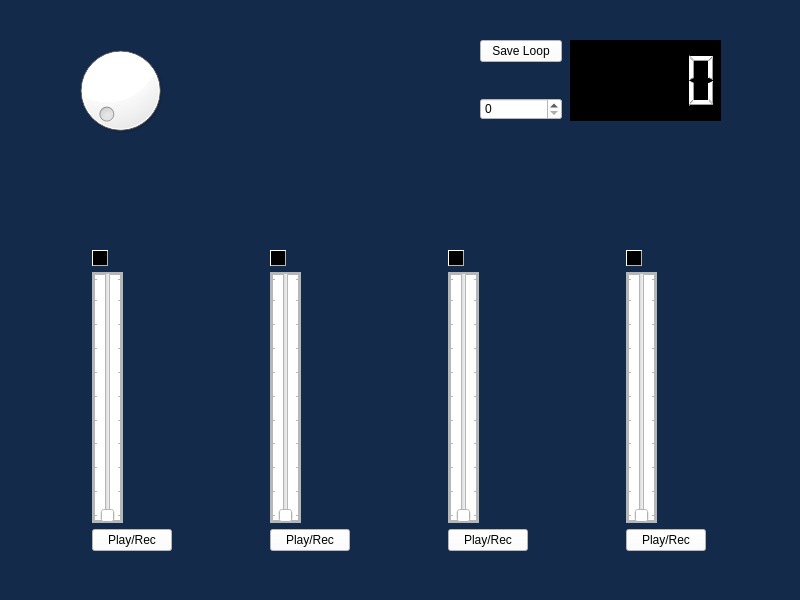
Before: the Qt Designer form src/mainwindow.ui in IIzw96/audio_station_loop, drawn with Qt 5.
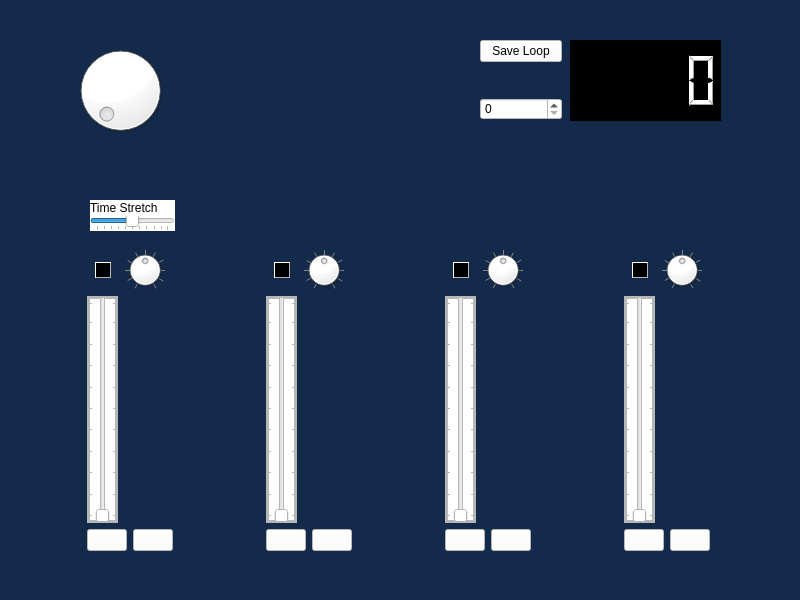
After: the same form once the commit is applied. Icons and pictures are not drawn.

Diff of the .ui file:
```diff
--- a/src/mainwindow.ui
+++ b/src/mainwindow.ui
@@ -44,7 +44,7 @@
 background-color: rgb(0, 0, 0);</string>
     </property>
    </widget>
-   <widget class="QWidget" name="">
+   <widget class="QWidget" name="layoutWidget">
     <property name="geometry">
      <rect>
       <x>0</x>
@@ -54,91 +54,31 @@
      </rect>
     </property>
     <layout class="QGridLayout" name="gridLayout">
-     <item row="0" column="0">
-      <widget class="QCheckBox" name="checkBox">
-       <property name="maximumSize">
-        <size>
-         <width>16</width>
-         <height>16777215</height>
-        </size>
-       </property>
-       <property name="styleSheet">
-        <string notr="true">border: 1px outset rgb(182, 182, 182);
-background-color: rgb(0, 0, 0);
-color: rgb(255, 255, 255);</string>
-       </property>
-       <property name="text">
-        <string/>
-       </property>
-      </widget>
-     </item>
-     <item row="0" column="1">
-      <widget class="QCheckBox" name="checkBox_2">
-       <property name="maximumSize">
-        <size>
-         <width>16</width>
-         <height>16777215</height>
-        </size>
-       </property>
-       <property name="styleSheet">
-        <string notr="true">border: 1px outset rgb(182, 182, 182);
-background-color: rgb(0, 0, 0);
-color: rgb(255, 255, 255);</string>
-       </property>
-       <property name="text">
-        <string/>
-       </property>
-      </widget>
-     </item>
-     <item row="0" column="2">
-      <widget class="QCheckBox" name="checkBox_3">
-       <property name="maximumSize">
-        <size>
-         <width>16</width>
-         <height>16777215</height>
-        </size>
-       </property>
-       <property name="styleSheet">
-        <string notr="true">border: 1px outset rgb(182, 182, 182);
-background-color: rgb(0, 0, 0);
-color: rgb(255, 255, 255);</string>
-       </property>
-       <property name="text">
-        <string/>
-       </property>
-      </widget>
-     </item>
-     <item row="0" column="3">
-      <widget class="QCheckBox" name="checkBox_4">
-       <property name="maximumSize">
-        <size>
-         <width>16</width>
-         <height>16777215</height>
-        </size>
-       </property>
-       <property name="styleSheet">
-        <string notr="true">border: 1px outset rgb(182, 182, 182);
-background-color: rgb(0, 0, 0);
-color: rgb(255, 255, 255);</string>
-       </property>
-       <property name="text">
-        <string/>
-       </property>
-      </widget>
-     </item>
-     <item row="1" column="0">
-      <widget class="QSlider" name="verticalSlider">
-       <property name="styleSheet">
-        <string notr="true">background-color: rgb(255, 255, 255);
-border: 3px solid rgb(182, 182, 182);</string>
-       </property>
-       <property name="orientation">
-        <enum>Qt::Vertical</enum>
-       </property>
-       <property name="tickPosition">
-        <enum>QSlider::TicksBothSides</enum>
-       </property>
-      </widget>
+     <item row="3" column="0">
+      <layout class="QHBoxLayout" name="horizontalLayout">
+       <item>
+        <widget class="QPushButton" name="playButton_1">
+         <property name="styleSheet">
+          <string notr="true">background-color: rgb(255, 255, 255);
+image: url(:/img/icons8-play-button-24.png);</string>
+         </property>
+         <property name="text">
+          <string/>
+         </property>
+        </widget>
+       </item>
+       <item>
+        <widget class="QPushButton" name="recButton_1">
+         <property name="styleSheet">
+          <string notr="true">image: url(:/img/icons8-record-48.png);
+background-color: rgb(255, 255, 255);</string>
+         </property>
+         <property name="text">
+          <string/>
+         </property>
+        </widget>
+       </item>
+      </layout>
      </item>
      <item row="1" column="1">
       <widget class="QSlider" name="verticalSlider_2">
@@ -154,8 +94,34 @@
        </property>
       </widget>
      </item>
-     <item row="1" column="2">
-      <widget class="QSlider" name="verticalSlider_3">
+     <item row="3" column="2">
+      <layout class="QHBoxLayout" name="horizontalLayout_3">
+       <item>
+        <widget class="QPushButton" name="playButton_3">
+         <property name="styleSheet">
+          <string notr="true">background-color: rgb(255, 255, 255);
+image: url(:/img/icons8-play-button-24.png);</string>
+         </property>
+         <property name="text">
+          <string/>
+         </property>
+        </widget>
+       </item>
+       <item>
+        <widget class="QPushButton" name="recButton_3">
+         <property name="styleSheet">
+          <string notr="true">image: url(:/img/icons8-record-48.png);
+background-color: rgb(255, 255, 255);</string>
+         </property>
+         <property name="text">
+          <string/>
+         </property>
+        </widget>
+       </item>
+      </layout>
+     </item>
+     <item row="1" column="0">
+      <widget class="QSlider" name="verticalSlider">
        <property name="styleSheet">
         <string notr="true">background-color: rgb(255, 255, 255);
 border: 3px solid rgb(182, 182, 182);</string>
@@ -182,50 +148,263 @@
        </property>
       </widget>
      </item>
-     <item row="2" column="0">
-      <widget class="QPushButton" name="pushButton">
+     <item row="3" column="1">
+      <layout class="QHBoxLayout" name="horizontalLayout_2">
+       <item>
+        <widget class="QPushButton" name="playButton_2">
+         <property name="styleSheet">
+          <string notr="true">background-color: rgb(255, 255, 255);
+image: url(:/img/icons8-play-button-24.png);</string>
+         </property>
+         <property name="text">
+          <string/>
+         </property>
+        </widget>
+       </item>
+       <item>
+        <widget class="QPushButton" name="recButton_2">
+         <property name="styleSheet">
+          <string notr="true">image: url(:/img/icons8-record-48.png);
+background-color: rgb(255, 255, 255);</string>
+         </property>
+         <property name="text">
+          <string/>
+         </property>
+        </widget>
+       </item>
+      </layout>
+     </item>
+     <item row="3" column="3">
+      <layout class="QHBoxLayout" name="horizontalLayout_4">
+       <item>
+        <widget class="QPushButton" name="playButton_4">
+         <property name="styleSheet">
+          <string notr="true">background-color: rgb(255, 255, 255);
+image: url(:/img/icons8-play-button-24.png);</string>
+         </property>
+         <property name="text">
+          <string/>
+         </property>
+        </widget>
+       </item>
+       <item>
+        <widget class="QPushButton" name="recButton_4">
+         <property name="styleSheet">
+          <string notr="true">image: url(:/img/icons8-record-48.png);
+background-color: rgb(255, 255, 255);</string>
+         </property>
+         <property name="text">
+          <string/>
+         </property>
+        </widget>
+       </item>
+      </layout>
+     </item>
+     <item row="1" column="2">
+      <widget class="QSlider" name="verticalSlider_3">
        <property name="styleSheet">
         <string notr="true">background-color: rgb(255, 255, 255);
-</string>
+border: 3px solid rgb(182, 182, 182);</string>
        </property>
-       <property name="text">
-        <string>Play/Rec</string>
+       <property name="orientation">
+        <enum>Qt::Vertical</enum>
        </property>
-      </widget>
-     </item>
-     <item row="2" column="1">
-      <widget class="QPushButton" name="pushButton_2">
-       <property name="styleSheet">
-        <string notr="true">background-color: rgb(255, 255, 255);</string>
+       <property name="tickPosition">
+        <enum>QSlider::TicksBothSides</enum>
        </property>
-       <property name="text">
-        <string>Play/Rec</string>
-       </property>
       </widget>
      </item>
-     <item row="2" column="2">
-      <widget class="QPushButton" name="pushButton_3">
-       <property name="styleSheet">
-        <string notr="true">background-color: rgb(255, 255, 255);</string>
-       </property>
-       <property name="text">
-        <string>Play/Rec</string>
-       </property>
-      </widget>
+     <item row="0" column="0">
+      <layout class="QHBoxLayout" name="horizontalLayout_5">
+       <item>
+        <widget class="QCheckBox" name="checkBox">
+         <property name="maximumSize">
+          <size>
+           <width>16</width>
+           <height>16777215</height>
+          </size>
+         </property>
+         <property name="styleSheet">
+          <string notr="true">border: 1px outset rgb(182, 182, 182);
+background-color: rgb(0, 0, 0);
+color: rgb(255, 255, 255);</string>
+         </property>
+         <property name="text">
+          <string/>
+         </property>
+        </widget>
+       </item>
+       <item>
+        <widget class="QDial" name="pan_1">
+         <property name="maximumSize">
+          <size>
+           <width>40</width>
+           <height>40</height>
+          </size>
+         </property>
+         <property name="styleSheet">
+          <string notr="true">background-color: rgb(255, 255, 255);</string>
+         </property>
+         <property name="value">
+          <number>50</number>
+         </property>
+         <property name="orientation">
+          <enum>Qt::Horizontal</enum>
+         </property>
+         <property name="notchTarget">
+          <double>10.000000000000000</double>
+         </property>
+         <property name="notchesVisible">
+          <bool>true</bool>
+         </property>
+        </widget>
+       </item>
+      </layout>
      </item>
-     <item row="2" column="3">
-      <widget class="QPushButton" name="pushButton_4">
-       <property name="styleSheet">
-        <string notr="true">background-color: rgb(255, 255, 255);</string>
-       </property>
-       <property name="text">
-        <string>Play/Rec</string>
-       </property>
-      </widget>
+     <item row="0" column="1">
+      <layout class="QHBoxLayout" name="horizontalLayout_6">
+       <item>
+        <widget class="QCheckBox" name="checkBox_2">
+         <property name="maximumSize">
+          <size>
+           <width>16</width>
+           <height>16777215</height>
+          </size>
+         </property>
+         <property name="styleSheet">
+          <string notr="true">border: 1px outset rgb(182, 182, 182);
+background-color: rgb(0, 0, 0);
+color: rgb(255, 255, 255);</string>
+         </property>
+         <property name="text">
+          <string/>
+         </property>
+        </widget>
+       </item>
+       <item>
+        <widget class="QDial" name="pan_2">
+         <property name="maximumSize">
+          <size>
+           <width>40</width>
+           <height>40</height>
+          </size>
+         </property>
+         <property name="styleSheet">
+          <string notr="true">background-color: rgb(255, 255, 255);</string>
+         </property>
+         <property name="value">
+          <number>50</number>
+         </property>
+         <property name="orientation">
+          <enum>Qt::Horizontal</enum>
+         </property>
+         <property name="notchTarget">
+          <double>10.000000000000000</double>
+         </property>
+         <property name="notchesVisible">
+          <bool>true</bool>
+         </property>
+        </widget>
+       </item>
+      </layout>
+     </item>
+     <item row="0" column="2">
+      <layout class="QHBoxLayout" name="horizontalLayout_7">
+       <item>
+        <widget class="QCheckBox" name="checkBox_3">
+         <property name="maximumSize">
+          <size>
+           <width>16</width>
+           <height>16777215</height>
+          </size>
+         </property>
+         <property name="styleSheet">
+          <string notr="true">border: 1px outset rgb(182, 182, 182);
+background-color: rgb(0, 0, 0);
+color: rgb(255, 255, 255);</string>
+         </property>
+         <property name="text">
+          <string/>
+         </property>
+        </widget>
+       </item>
+       <item>
+        <widget class="QDial" name="pan_3">
+         <property name="maximumSize">
+          <size>
+           <width>40</width>
+           <height>40</height>
+          </size>
+         </property>
+         <property name="styleSheet">
+          <string notr="true">background-color: rgb(255, 255, 255);</string>
+         </property>
+         <property name="value">
+          <number>50</number>
+         </property>
+         <property name="orientation">
+          <enum>Qt::Horizontal</enum>
+         </property>
+         <property name="notchTarget">
+          <double>10.000000000000000</double>
+         </property>
+         <property name="notchesVisible">
+          <bool>true</bool>
+         </property>
+        </widget>
+       </item>
+      </layout>
+     </item>
+     <item row="0" column="3">
+      <layout class="QHBoxLayout" name="horizontalLayout_8">
+       <item>
+        <widget class="QCheckBox" name="checkBox_4">
+         <property name="maximumSize">
+          <size>
+           <width>16</width>
+           <height>16777215</height>
+          </size>
+         </property>
+         <property name="styleSheet">
+          <string notr="true">border: 1px outset rgb(182, 182, 182);
+background-color: rgb(0, 0, 0);
+color: rgb(255, 255, 255);</string>
+         </property>
+         <property name="text">
+          <string/>
+         </property>
+        </widget>
+       </item>
+       <item>
+        <widget class="QDial" name="pan_4">
+         <property name="maximumSize">
+          <size>
+           <width>40</width>
+           <height>40</height>
+          </size>
+         </property>
+         <property name="styleSheet">
+          <string notr="true">background-color: rgb(255, 255, 255);</string>
+         </property>
+         <property name="value">
+          <number>50</number>
+         </property>
+         <property name="orientation">
+          <enum>Qt::Horizontal</enum>
+         </property>
+         <property name="notchTarget">
+          <double>10.000000000000000</double>
+         </property>
+         <property name="notchesVisible">
+          <bool>true</bool>
+         </property>
+        </widget>
+       </item>
+      </layout>
      </item>
     </layout>
    </widget>
-   <widget class="QWidget" name="">
+   <widget class="QWidget" name="layoutWidget">
     <property name="geometry">
      <rect>
       <x>480</x>
@@ -254,6 +433,62 @@
      </item>
     </layout>
    </widget>
+   <widget class="QSlider" name="horizontalSlider">
+    <property name="geometry">
+     <rect>
+      <x>90</x>
+      <y>210</y>
+      <width>85</width>
+      <height>21</height>
+     </rect>
+    </property>
+    <property name="maximumSize">
+     <size>
+      <width>85</width>
+      <height>80</height>
+     </size>
+    </property>
+    <property name="styleSheet">
+     <string notr="true">background-color: rgb(255, 255, 255);</string>
+    </property>
+    <property name="value">
+     <number>50</number>
+    </property>
+    <property name="orientation">
+     <enum>Qt::Horizontal</enum>
+    </property>
+    <property name="invertedAppearance">
+     <bool>false</bool>
+    </property>
+    <property name="invertedControls">
+     <bool>false</bool>
+    </property>
+    <property name="tickPosition">
+     <enum>QSlider::TicksBothSides</enum>
+    </property>
+   </widget>
+   <widget class="QLabel" name="label">
+    <property name="geometry">
+     <rect>
+      <x>90</x>
+      <y>200</y>
+      <width>85</width>
+      <height>16</height>
+     </rect>
+    </property>
+    <property name="maximumSize">
+     <size>
+      <width>85</width>
+      <height>80</height>
+     </size>
+    </property>
+    <property name="styleSheet">
+     <string notr="true">background-color: rgb(255, 255, 255);</string>
+    </property>
+    <property name="text">
+     <string>Time Stretch</string>
+    </property>
+   </widget>
   </widget>
   <widget class="QMenuBar" name="menubar">
    <property name="geometry">
```
